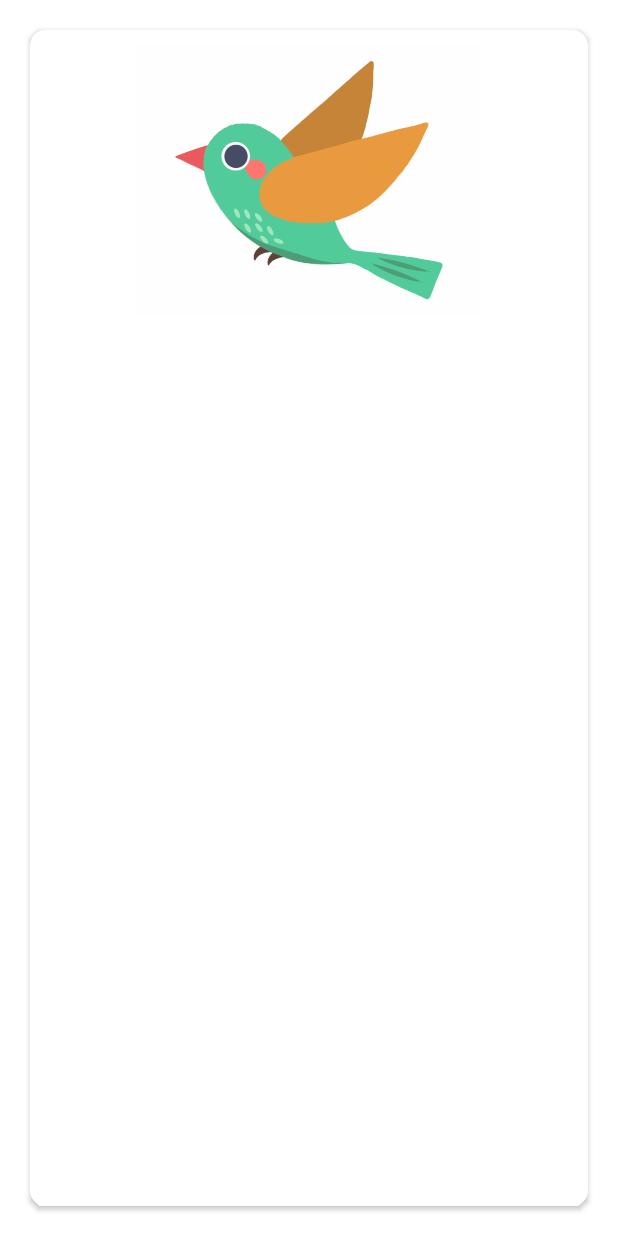
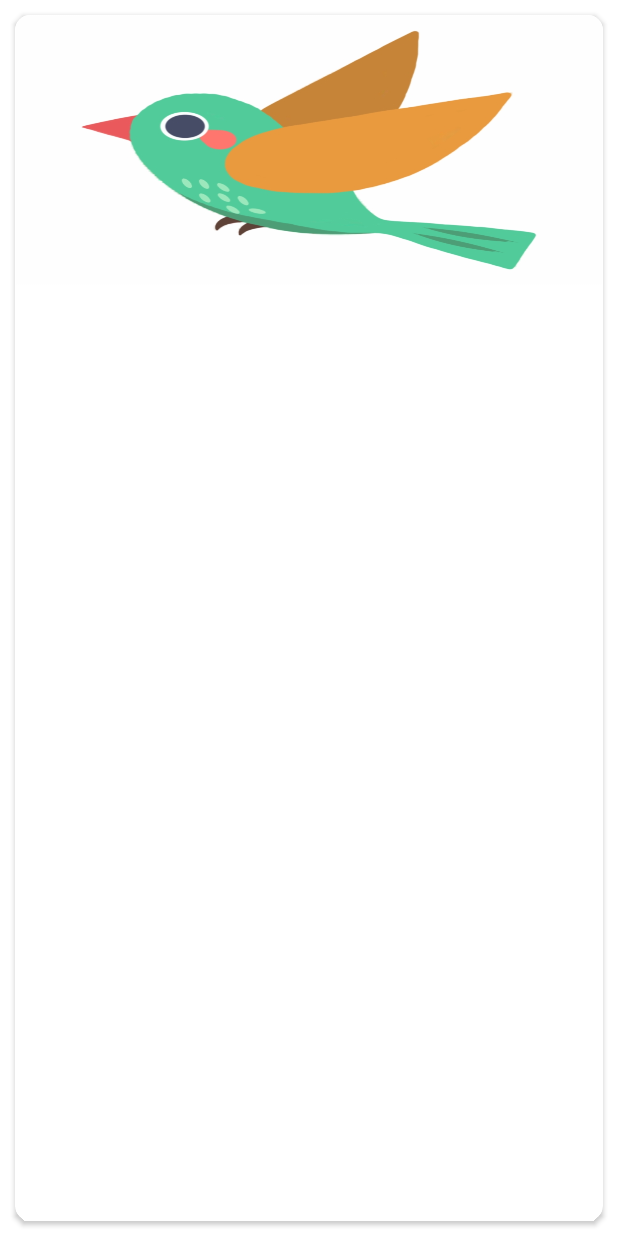
Before and after one commit to HiShubhamK/hicarecustomerapplication, an Android app: the layout image_container.xml on its own in the app's theme, with its tools: preview values and no code run, on a phone screen of 412 x 824 dp. Run offline under Robolectric (Android 15) with nearby library versions, the phone set to English and light mode, and no system bars.

Commit message:
Banner done.

```diff
--- a/app/src/main/res/layout/image_container.xml
+++ b/app/src/main/res/layout/image_container.xml
@@ -3,7 +3,6 @@
     android:layout_width="match_parent"
     android:layout_height="match_parent"
     xmlns:app="http://schemas.android.com/apk/res-auto"
-    android:adjustViewBounds="true"
     app:cardCornerRadius="10dp">
 
 
@@ -12,14 +11,14 @@
         android:layout_height="match_parent"
         android:adjustViewBounds="true"
         app:cardCornerRadius="10dp"
-        android:layout_margin="20dp">
+        android:layout_margin="10dp">
 
         <ImageView
             android:id="@+id/imageView"
             android:layout_width="match_parent"
             android:layout_height="180dp"
             android:src="@drawable/bird"
-            android:layout_margin="10dp"/>
+            android:scaleType="fitXY"/>
 
     </androidx.cardview.widget.CardView>
 
```
Also changed, not shown: app/src/main/java/com/hc/hicareservices/ui/adapter/ImageAdapter.kt (added, +41 -0 lines).
